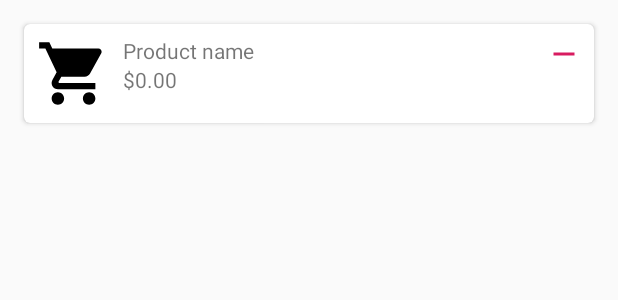
After one commit to Vege19/DAS_CHALLENGE_2, an Android app: the layout item_cart_product.xml on its own in the app's theme, with its tools: preview values and no code run, on a phone screen of 412 x 824 dp. The commit adds this screen. Shown: the top 300 px of the screen. Run offline under Robolectric (Android 15) with nearby library versions, the phone set to English and light mode, and no system bars.

Commit message:
Shopping cart data with firebase

```diff
--- /dev/null
+++ b/DAS_CHALLENGE_2/app/src/main/java/com/example/das_challenge_2/models/CartModel.kt
@@ -0,0 +1,4 @@
+package com.example.das_challenge_2.models
+
+data class CartModel(val cart_products: List<SingleProductModel>,
+                     val cart_total: Double = 0.0)
--- a/DAS_CHALLENGE_2/app/src/main/java/com/example/das_challenge_2/models/ProductModel.kt
+++ b/DAS_CHALLENGE_2/app/src/main/java/com/example/das_challenge_2/models/ProductModel.kt
@@ -1,6 +1,6 @@
 package com.example.das_challenge_2.models
 
-class ProductModel(val product_id: String = "",
+data class ProductModel(val product_id: String = "",
                    val product_name: String = "",
                    val product_description: String = "",
                    val product_category: CategoryModel? = null,
--- /dev/null
+++ b/DAS_CHALLENGE_2/app/src/main/res/drawable/ic_remove.xml
@@ -0,0 +1,9 @@
+<vector xmlns:android="http://schemas.android.com/apk/res/android"
+        android:width="24dp"
+        android:height="24dp"
+        android:viewportWidth="24.0"
+        android:viewportHeight="24.0">
+    <path
+        android:fillColor="#FF000000"
+        android:pathData="M19,13H5v-2h14v2z"/>
+</vector>
--- /dev/null
+++ b/DAS_CHALLENGE_2/app/src/main/res/layout/item_cart_product.xml
@@ -0,0 +1,65 @@
+<?xml version="1.0" encoding="utf-8"?>
+<androidx.cardview.widget.CardView xmlns:android="http://schemas.android.com/apk/res/android"
+    xmlns:app="http://schemas.android.com/apk/res-auto"
+    xmlns:tools="http://schemas.android.com/tools"
+    android:layout_width="match_parent"
+    android:layout_height="wrap_content"
+    android:layout_marginStart="16dp"
+    android:layout_marginTop="16dp"
+    android:layout_marginEnd="16dp"
+    app:cardCornerRadius="4dp">
+
+    <androidx.constraintlayout.widget.ConstraintLayout
+        android:layout_width="match_parent"
+        android:layout_height="wrap_content">
+
+        <ImageView
+            android:id="@+id/cartProductImg"
+            android:layout_width="50dp"
+            android:layout_height="50dp"
+            android:scaleType="centerCrop"
+            app:layout_constraintBottom_toBottomOf="parent"
+            app:layout_constraintStart_toStartOf="parent"
+            app:layout_constraintTop_toTopOf="parent"
+            android:layout_marginTop="8dp"
+            android:layout_marginStart="8dp"
+            android:layout_marginBottom="8dp"
+            android:src="@drawable/ic_shopping_cart"/>
+
+        <ImageView
+            android:id="@+id/removeProductBtn"
+            android:layout_width="wrap_content"
+            android:layout_height="wrap_content"
+            android:layout_marginTop="8dp"
+            android:layout_marginEnd="8dp"
+            android:src="@drawable/ic_remove"
+            app:layout_constraintEnd_toEndOf="parent"
+            app:layout_constraintStart_toEndOf="@id/cartProductNameTxt"
+            app:layout_constraintTop_toTopOf="parent"
+            android:tint="@color/colorAccent"/>
+
+        <TextView
+            android:id="@+id/cartProductNameTxt"
+            android:layout_width="0dp"
+            android:layout_height="wrap_content"
+            android:layout_marginStart="8dp"
+            android:layout_marginEnd="8dp"
+            android:maxLines="1"
+            app:layout_constraintEnd_toStartOf="@id/removeProductBtn"
+            app:layout_constraintStart_toEndOf="@id/cartProductImg"
+            app:layout_constraintTop_toTopOf="@+id/cartProductImg"
+            tools:text="Product name" />
+
+        <TextView
+            android:id="@+id/cartProductPriceTxt"
+            android:layout_width="0dp"
+            android:layout_height="0dp"
+            app:layout_constraintBottom_toBottomOf="@+id/cartProductImg"
+            app:layout_constraintEnd_toEndOf="@+id/cartProductNameTxt"
+            app:layout_constraintStart_toStartOf="@+id/cartProductNameTxt"
+            app:layout_constraintTop_toBottomOf="@+id/cartProductNameTxt"
+            tools:text="$0.00" />
+
+    </androidx.constraintlayout.widget.ConstraintLayout>
+
+</androidx.cardview.widget.CardView>
--- a/DAS_CHALLENGE_2/app/src/main/res/values/colors.xml
+++ b/DAS_CHALLENGE_2/app/src/main/res/values/colors.xml
@@ -5,4 +5,5 @@
     <color name="colorAccent">#D81B60</color>
 
     <color name="blackTransparent">#99000000</color>
+
 </resources>
```
Also changed, not shown: DAS_CHALLENGE_2/app/src/main/java/com/example/das_challenge_2/activities/MainActivity.kt (+0 -17 lines), DAS_CHALLENGE_2/app/src/main/java/com/example/das_challenge_2/adapters/CartAdapter.kt (added, +55 -0 lines), DAS_CHALLENGE_2/app/src/main/java/com/example/das_challenge_2/fragments/CartFragment.kt (+67 -0 lines), DAS_CHALLENGE_2/app/src/main/java/com/example/das_challenge_2/models/SingleProductModel.kt (added, +7 -0 lines), DAS_CHALLENGE_2/app/src/main/res/layout/fragment_cart.xml (+46 -4 lines).
